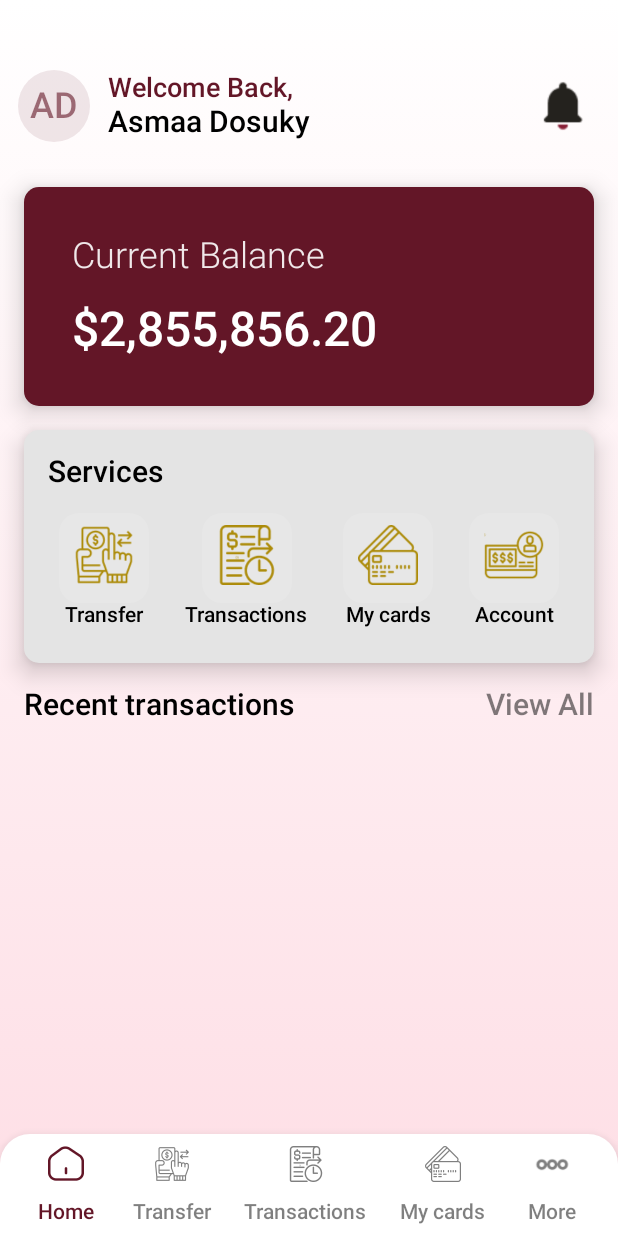
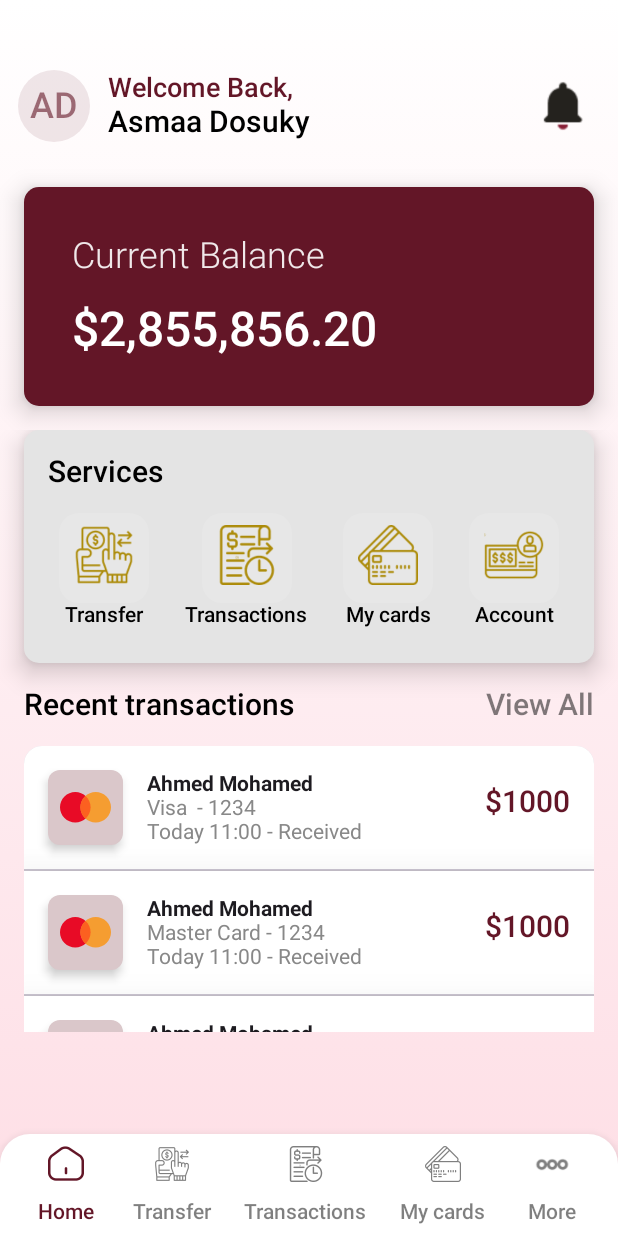
Before and after one commit to MohabYasser2/Banque-Misr-App, an Android app built with Jetpack Compose: the HomeScreen screen opened through its navigation route, on a phone screen of 412 x 824 dp. Run offline under Robolectric (Android 15) with nearby library versions, the phone set to English and light mode, and no system bars.

Commit message:
Transaction section on home page

```diff
--- a/app/src/main/java/com/groupd/banquemisrapp/ui/screens/main/Home.kt
+++ b/app/src/main/java/com/groupd/banquemisrapp/ui/screens/main/Home.kt
@@ -7,26 +7,36 @@ import androidx.compose.foundation.layout.Arrangement
 import androidx.compose.foundation.layout.Box
 import androidx.compose.foundation.layout.Column
 import androidx.compose.foundation.layout.Row
+import androidx.compose.foundation.layout.Spacer
+import androidx.compose.foundation.layout.fillMaxHeight
 import androidx.compose.foundation.layout.fillMaxSize
 import androidx.compose.foundation.layout.fillMaxWidth
 import androidx.compose.foundation.layout.padding
 import androidx.compose.foundation.layout.size
+import androidx.compose.foundation.layout.width
+import androidx.compose.foundation.layout.wrapContentSize
 import androidx.compose.foundation.lazy.LazyColumn
+import androidx.compose.foundation.rememberScrollState
 import androidx.compose.foundation.shape.CircleShape
 import androidx.compose.foundation.shape.RoundedCornerShape
+import androidx.compose.foundation.verticalScroll
 import androidx.compose.material3.Card
 import androidx.compose.material3.CardDefaults
+import androidx.compose.material3.HorizontalDivider
 import androidx.compose.material3.Icon
 import androidx.compose.material3.IconButton
 import androidx.compose.material3.Text
 import androidx.compose.runtime.Composable
 import androidx.compose.ui.Alignment
 import androidx.compose.ui.Modifier
+import androidx.compose.ui.draw.alpha
 import androidx.compose.ui.draw.clip
 import androidx.compose.ui.graphics.Color
+import androidx.compose.ui.graphics.painter.Painter
 import androidx.compose.ui.platform.LocalContext
 import androidx.compose.ui.res.painterResource
 import androidx.compose.ui.text.font.FontWeight
+import androidx.compose.ui.text.style.TextAlign
 import androidx.compose.ui.tooling.preview.Preview
 import androidx.compose.ui.unit.dp
 import androidx.compose.ui.unit.sp
@@ -41,7 +51,9 @@ import com.groupd.banquemisrapp.routes.Route.TRANSACTIONS
 import com.groupd.banquemisrapp.routes.Route.TRANSFER
 import com.groupd.banquemisrapp.ui.partials.iconNamedVertically
 import com.groupd.banquemisrapp.ui.theme.Gold
+import com.groupd.banquemisrapp.ui.theme.Green
 import com.groupd.banquemisrapp.ui.theme.Maroon
+import com.groupd.banquemisrapp.ui.theme.Red
 import com.groupd.banquemisrapp.ui.theme.White
 import com.groupd.banquemisrapp.ui.theme.background
 import com.groupd.banquemisrapp.ui.theme.background2
@@ -102,7 +114,9 @@ fun HomeScreen(navController: NavController, modifier: Modifier = Modifier) {
             Image(
                 painter = painterResource(id = R.drawable.ic_bell_2x),
                 contentDescription = "bell icon",
-                Modifier.size(40.dp).clickable { navController.navigate(Route.NOTIFICATIONS) }
+                Modifier
+                    .size(40.dp)
+                    .clickable { navController.navigate(Route.NOTIFICATIONS) }
             )
         }
         Card(
@@ -136,6 +150,12 @@ fun HomeScreen(navController: NavController, modifier: Modifier = Modifier) {
                 )
             }
         }
+
+        Column (
+            modifier = modifier
+                .fillMaxSize()
+                .verticalScroll(rememberScrollState())
+        ){
             Card(
                 shape = RoundedCornerShape(10.dp),
                 modifier = Modifier
@@ -217,6 +237,8 @@ fun HomeScreen(navController: NavController, modifier: Modifier = Modifier) {
                     }
                 }
             }
+
+
             Row(
                 modifier = Modifier
                     .padding(16.dp)
@@ -239,11 +261,120 @@ fun HomeScreen(navController: NavController, modifier: Modifier = Modifier) {
                 )
             }
 
+
+
+
+            Card (
+                modifier = modifier.padding(horizontal = 16.dp)
+            ){
+                TransactionItem(
+                    "Ahmed Mohamed",
+                    "Visa  - 1234\nToday 11:00 - Received",
+                    "$1000",
+                    painterResource(id = R.drawable.visa),
+                    onClick = {}
+                )
+                HorizontalDivider()
+                TransactionItem(
+                    "Ahmed Mohamed",
+                    "Master Card - 1234\nToday 11:00 - Received",
+                    "$1000",
+                    painterResource(id = R.drawable.visa),
+                    onClick = {}
+                )
+                HorizontalDivider()
+
+                TransactionItem(
+                    "Ahmed Mohamed",
+                    "Visa - 1234\nToday 11:00 - Received",
+                    "$1000",
+                    painterResource(id = R.drawable.visa),
+                    onClick = {}
+                )
+            }
+
+
+        }
+
+
+
+
         //TODO: add recent transactions
     }
 
 
 }
+
+
+
+
+
+
+
+@Composable
+fun TransactionItem(
+    name: String,
+    details: String,
+    amount: String,
+    iconRes: Painter,
+    onClick : () -> Unit = {}
+) {
+    Card(
+        modifier = Modifier
+            .fillMaxWidth()
+            .clickable { onClick() }
+            //.padding(12.dp)
+        , elevation = CardDefaults.elevatedCardElevation(40.dp),
+        shape = RoundedCornerShape(0.dp),
+        colors = CardDefaults.cardColors(Color.White)
+    ) {
+        Row(
+            modifier = Modifier
+                .padding(16.dp)
+                .fillMaxWidth(),
+            verticalAlignment = Alignment.CenterVertically
+        ) {
+            Card(
+                modifier = Modifier.size(width = 50.dp, height = 50.dp),
+                elevation = CardDefaults.cardElevation(defaultElevation = 4.dp),
+                shape = RoundedCornerShape(8.dp),
+                colors = CardDefaults.cardColors(containerColor = Color(0xFFDAC7CA))
+            ) {
+                Column(
+                    verticalArrangement = Arrangement.Center,
+                    horizontalAlignment = Alignment.End
+                ) {
+                    Image(
+                        painter = iconRes,
+                        contentDescription = "Transaction Icon",
+                        modifier = Modifier
+                            .padding(8.dp)
+                            .fillMaxSize()
+                    )
+                    // Icon(painter = iconRes, contentDescription = "Transaction Icon")
+                }
+
+            }
+            Spacer(modifier = Modifier.width(16.dp))
+            Column(modifier = Modifier.weight(1f)) {
+                Text(text = name, fontWeight = FontWeight.Bold)
+                Text(text = details, color = Color.Gray , textAlign = TextAlign.Start , modifier = Modifier.fillMaxWidth())
+
+            }
+            Spacer(modifier = Modifier.width(16.dp))
+
+            Text(
+                text = amount,
+                fontWeight = FontWeight(500),
+                fontSize = 20.sp,
+                color = Maroon,
+                modifier = Modifier.padding(start = 8.dp, bottom = 8.dp)
+            )
+
+        }
+    }
+}
+
 
 @Preview(showBackground = true)
 @Composable
```
Lines whose indentation alone changed are shown as unchanged.
